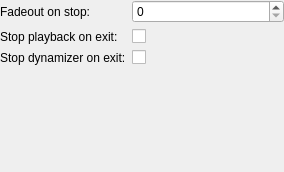
polpo/cantata-mac, file gui/playbacksettings.ui: the form before one commit.
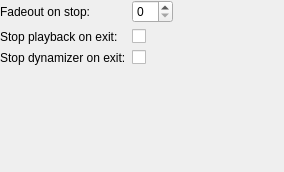
The form after the commit. Custom widgets are drawn as their Qt base class.

Commit message: Use QFormLayout::ExpandingFieldsGrow

```diff
--- a/gui/playbacksettings.ui
+++ b/gui/playbacksettings.ui
@@ -17,6 +17,9 @@
    <property name="margin">
     <number>0</number>
    </property>
+   <property name="fieldGrowthPolicy">
+    <enum>QFormLayout::ExpandingFieldsGrow</enum>
+   </property>
    <item row="0" column="0">
     <widget class="BuddyLabel" name="label_6b">
      <property name="text">
```
The commit also changes 2 other files.
